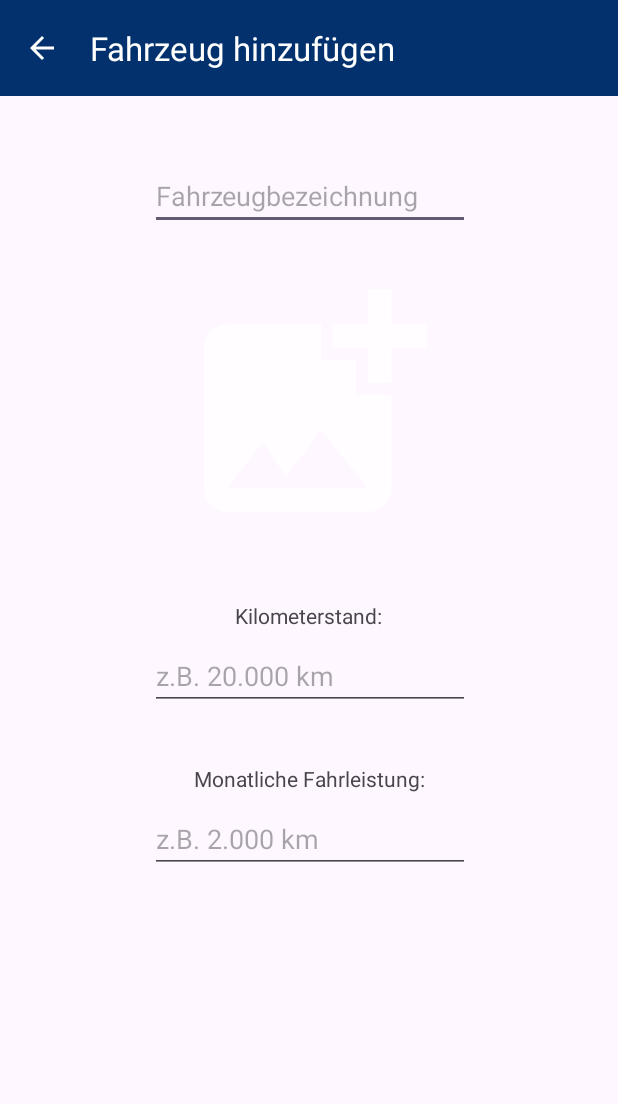
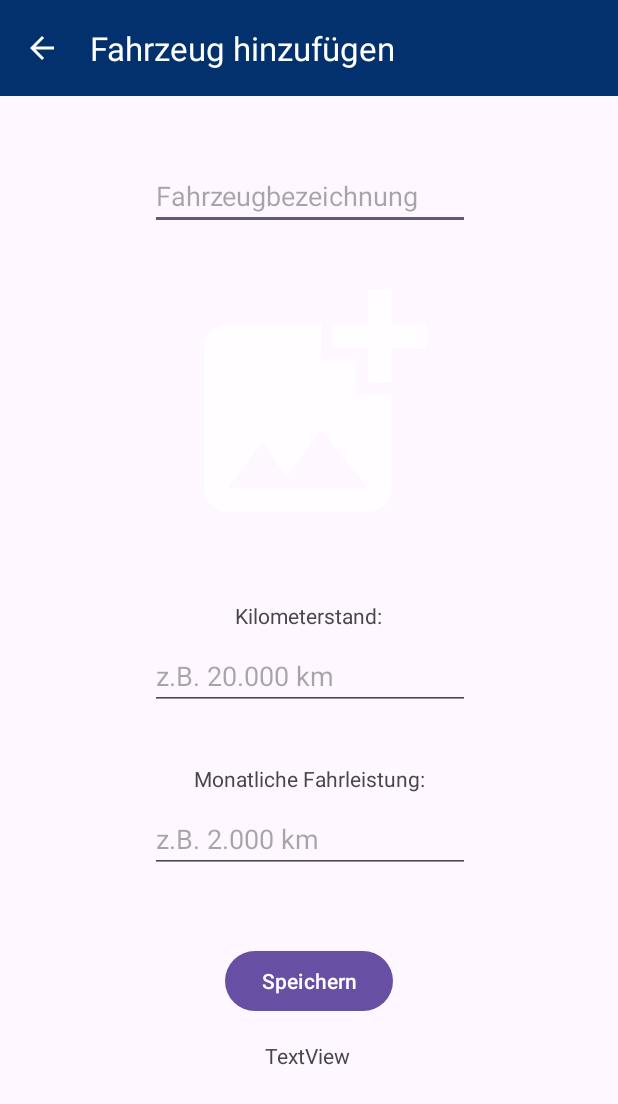
Before and after one commit to Moritz1008/WartungsApp, an Android app: the CreateVehicleActivity screen opened directly, with no data from a screen before it, on a phone screen of 412 x 824 dp. Shown: the top 1104 px of the screen. Run offline under Robolectric (Android 15) with nearby library versions, the phone set to English and light mode, and no system bars.

Commit message:
Did some minor editing and began to implement a proper logic to save created vehicles in the ArrayList. I currently get a NullPointerException when trying to save.

```diff
--- a/app/src/main/java/com/example/wartungsapp/CreateVehicleActivity.java
+++ b/app/src/main/java/com/example/wartungsapp/CreateVehicleActivity.java
@@ -1,5 +1,6 @@
 package com.example.wartungsapp;
 
+import android.content.Context;
 import android.content.Intent;
 import android.net.Uri;
 import android.os.Bundle;
@@ -8,8 +9,11 @@ import android.text.TextWatcher;
 import android.util.Log;
 import android.view.MenuItem;
 import android.view.View;
+import android.widget.Button;
 import android.widget.EditText;
 import android.widget.ImageView;
+import android.widget.TextView;
+import android.widget.Toast;
 
 import androidx.activity.result.ActivityResultCallback;
 import androidx.activity.result.ActivityResultLauncher;
@@ -23,14 +27,21 @@ import java.util.Locale;
 
 public class CreateVehicleActivity extends AppCompatActivity {
 
-    ActivityResultLauncher<String> takeImage;
-    EditText editTextMileage;
-    EditText editTextMonthlyMileage;
+    private MainActivity mainActivity;
+    private EditText editTextVehicleName;
+    private ActivityResultLauncher<String> takeImage;
+    private Uri imageURI;
+    private EditText editTextMileage;
+    private EditText editTextMonthlyMileage;
+    private Button saveButton;
+    private Vehicle newVehicle;
 
     @Override
     protected void onCreate(Bundle savedInstanceState) {
         super.onCreate(savedInstanceState);
         setContentView(R.layout.activity_add_vehicle);
+
+        this.mainActivity = new MainActivity();
 
         Intent i = getIntent();
 
@@ -53,7 +64,7 @@ public class CreateVehicleActivity extends AppCompatActivity {
                     @Override
                     public void onActivityResult(Uri result) {
                         ImageViewVehicle.setImageURI(result);
-                        Log.d("debug house cheese", result.toString());
+                        imageURI = result;
                     }
                 }
         );
@@ -65,11 +76,30 @@ public class CreateVehicleActivity extends AppCompatActivity {
             }
         });
 
+        editTextVehicleName = findViewById(R.id.editTextVehicleName);
+
         editTextMileage = findViewById(R.id.editTextMileage);
         editTextMileage.addTextChangedListener(onTextChangedListener(editTextMileage));
 
         editTextMonthlyMileage = findViewById(R.id.editTextMonthlyMileage);
         editTextMonthlyMileage.addTextChangedListener(onTextChangedListener(editTextMonthlyMileage));
+
+        saveButton = findViewById(R.id.saveButton);
+        saveButton.setOnClickListener(
+                new View.OnClickListener() {
+                    @Override
+                    public void onClick(View v) {
+                        String name = editTextVehicleName.getText().toString();
+                        int mileage = Integer.parseInt(editTextMileage.getText().toString().replaceAll("\\.", ""));
+                        int monthlyMileage = Integer.parseInt(editTextMonthlyMileage.getText().toString().replaceAll("\\.", ""));
+                        newVehicle = new Vehicle(name, mileage, monthlyMileage, imageURI);
+
+                        Toast.makeText(CreateVehicleActivity.this, newVehicle.toString(), Toast.LENGTH_SHORT).show();
+
+                        newVehicle.save();
+                    }
+                }
+        );
     }
 
     @Override
--- a/app/src/main/java/com/example/wartungsapp/VehicleRecViewAdapter.java
+++ b/app/src/main/java/com/example/wartungsapp/VehicleRecViewAdapter.java
@@ -51,7 +51,7 @@ public class VehicleRecViewAdapter extends RecyclerView.Adapter<VehicleRecViewAd
 
         Glide.with(context)
                 .asBitmap()
-                .load(vehicles.get(position).getImageURL())
+                .load(vehicles.get(position).getImageURI())
                 .into(holder.imgVehicle);
     }
 
--- a/app/src/main/res/layout/activity_add_vehicle.xml
+++ b/app/src/main/res/layout/activity_add_vehicle.xml
@@ -11,7 +11,7 @@
         app:layout_constraintBottom_toBottomOf="parent" />
 
     <EditText
-        android:id="@+id/editTextText"
+        android:id="@+id/editTextVehicleName"
         android:layout_width="wrap_content"
         android:layout_height="wrap_content"
         android:layout_marginTop="44dp"
@@ -31,7 +31,7 @@
         android:clickable="true"
         app:layout_constraintEnd_toEndOf="parent"
         app:layout_constraintStart_toStartOf="parent"
-        app:layout_constraintTop_toBottomOf="@+id/editTextText"
+        app:layout_constraintTop_toBottomOf="@+id/editTextVehicleName"
         app:srcCompat="@drawable/ic_add_image" />
 
     <EditText
@@ -82,5 +82,26 @@
         app:layout_constraintStart_toStartOf="parent"
         app:layout_constraintTop_toBottomOf="@+id/editTextMileage" />
 
+    <Button
+        android:id="@+id/saveButton"
+        android:layout_width="wrap_content"
+        android:layout_height="wrap_content"
+        android:layout_marginTop="48dp"
+        android:text="@string/saveButtonText"
+        app:layout_constraintEnd_toEndOf="parent"
+        app:layout_constraintStart_toStartOf="parent"
+        app:layout_constraintTop_toBottomOf="@+id/editTextMonthlyMileage" />
+
+    <TextView
+        android:id="@+id/textView"
+        android:layout_width="wrap_content"
+        android:layout_height="wrap_content"
+        android:layout_marginTop="16dp"
+        android:text="TextView"
+        app:layout_constraintEnd_toEndOf="parent"
+        app:layout_constraintHorizontal_bias="0.498"
+        app:layout_constraintStart_toStartOf="parent"
+        app:layout_constraintTop_toBottomOf="@+id/saveButton" />
+
 
 </androidx.constraintlayout.widget.ConstraintLayout>
--- a/app/src/main/res/values/strings.xml
+++ b/app/src/main/res/values/strings.xml
@@ -9,4 +9,5 @@
     <string name="createVehicleMileageHint">z.B. 20.000 km</string>
     <string name="createVehicleMonthlyMileageText">Monatliche Fahrleistung:</string>
     <string name="createVehicleMonthlyMileageHint">z.B. 2.000 km</string>
+    <string name="saveButtonText">Speichern</string>
 </resources>
```
Also changed, not shown: app/src/main/java/com/example/wartungsapp/MainActivity.java (+21 -5 lines), app/src/main/java/com/example/wartungsapp/Vehicle.java (+22 -8 lines).
